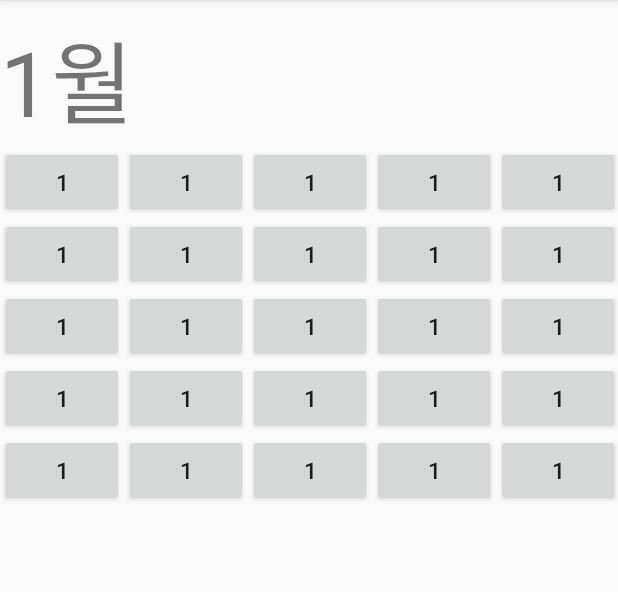
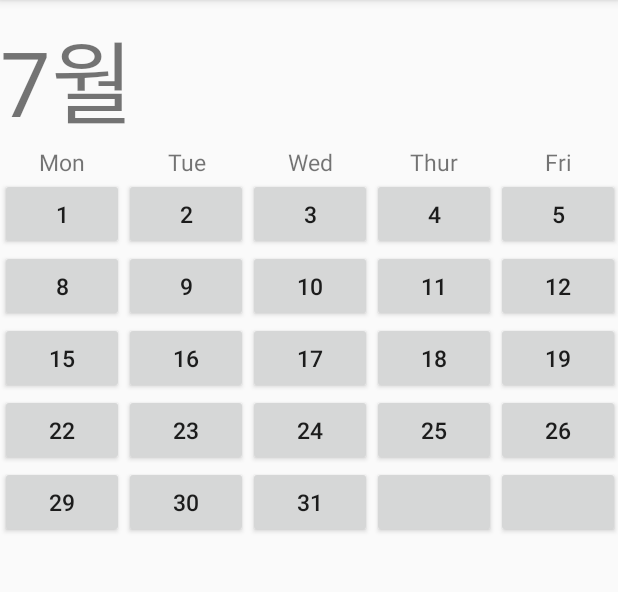
Before and after one commit to dounobts/SunrinThonClient, an Android app: the screen it shows after launch (MainActivity), after a tap on "미래로1", on a phone screen of 412 x 824 dp, the part 84-676 px from its top. Run offline under Robolectric (Android 15) with nearby library versions, the phone set to English and light mode, and no system bars.

Commit message:
add calendar

```diff
--- a/app/src/main/java/com/example/sunrinthonclient/CalendarPagerAdapter.java
+++ b/app/src/main/java/com/example/sunrinthonclient/CalendarPagerAdapter.java
@@ -3,17 +3,28 @@ package com.example.sunrinthonclient;
 import android.content.Context;
 import android.support.annotation.NonNull;
 import android.support.v4.view.PagerAdapter;
+import android.support.v4.view.ViewPager;
+import android.util.Log;
 import android.view.LayoutInflater;
 import android.view.View;
 import android.view.ViewGroup;
+import android.widget.Button;
 import android.widget.TextView;
+
+import com.example.sunrinthonclient.Activities.MainActivity;
+
+import java.text.SimpleDateFormat;
+import java.util.ArrayList;
+import java.util.Calendar;
+import java.util.Date;
+import java.util.GregorianCalendar;
 
 public class CalendarPagerAdapter extends PagerAdapter {
 
     private Context mContext = null ;
 
     public CalendarPagerAdapter(Context context) {
-        mContext = context ;
+        mContext = context;
     }
 
     @Override
@@ -25,11 +36,82 @@ public class CalendarPagerAdapter extends PagerAdapter {
             view = inflater.inflate(R.layout.calendar_pager_layout, container, false);
             TextView textView = (TextView) view.findViewById(R.id.text) ;
             textView.setText(position + 1 + "월") ;
+            setCalendar(view, position);
         }
-
         container.addView(view) ;
 
         return view ;
+    }
+
+    private void setCalendar(View view, final int month) {
+        Calendar nowCalendar = Calendar.getInstance();
+        final int year = nowCalendar.get(Calendar.YEAR);
+
+        Calendar calendar = new GregorianCalendar(year, month, 1);
+        int nowDay = 1;
+        int firstWeek = calendar.get(Calendar.DAY_OF_WEEK);
+        int maxDay = calendar.getActualMaximum(Calendar.DATE);
+        int index = firstWeek - 2;
+
+        if (firstWeek == 1) {
+            index = 0;
+            nowDay = 2;
+        }
+        if (firstWeek == 7) {
+            index = 0;
+            nowDay = 3;
+        }
+
+        ArrayList<Button> buttons = new ArrayList<>();
+        buttons.add((Button)view.findViewById(R.id.date1));
+        buttons.add((Button)view.findViewById(R.id.date2));
+        buttons.add((Button)view.findViewById(R.id.date3));
+        buttons.add((Button)view.findViewById(R.id.date4));
+        buttons.add((Button)view.findViewById(R.id.date5));
+        buttons.add((Button)view.findViewById(R.id.date6));
+        buttons.add((Button)view.findViewById(R.id.date7));
+        buttons.add((Button)view.findViewById(R.id.date8));
+        buttons.add((Button)view.findViewById(R.id.date9));
+        buttons.add((Button)view.findViewById(R.id.date10));
+        buttons.add((Button)view.findViewById(R.id.date11));
+        buttons.add((Button)view.findViewById(R.id.date12));
+        buttons.add((Button)view.findViewById(R.id.date13));
+        buttons.add((Button)view.findViewById(R.id.date14));
+        buttons.add((Button)view.findViewById(R.id.date15));
+        buttons.add((Button)view.findViewById(R.id.date16));
+        buttons.add((Button)view.findViewById(R.id.date17));
+        buttons.add((Button)view.findViewById(R.id.date18));
+        buttons.add((Button)view.findViewById(R.id.date19));
+        buttons.add((Button)view.findViewById(R.id.date20));
+        buttons.add((Button)view.findViewById(R.id.date21));
+        buttons.add((Button)view.findViewById(R.id.date22));
+        buttons.add((Button)view.findViewById(R.id.date23));
+        buttons.add((Button)view.findViewById(R.id.date24));
+        buttons.add((Button)view.findViewById(R.id.date25));
+
+        while (nowDay <= maxDay){
+            buttons.get(index).setText("" + nowDay);
+
+            index++;
+
+            if (index % 5 == 0) {
+                nowDay += 2;
+            }
+            nowDay++;
+        }
+
+        for (Button button : buttons) {
+            button.setOnClickListener(new View.OnClickListener() {
+                @Override
+                public void onClick(View view) {
+                    Log.i("calendar", "year : " + year);
+                    Log.i("calendar", "month : " + month);
+                    Log.i("calendar", "day : " + ((TextView)view).getText().toString());
+
+                    new SelectTimeDialog(mContext).show();
+                }
+            });
+        }
     }
 
     @Override
--- a/app/src/main/java/com/example/sunrinthonclient/Fragments/SelectDateFragment.java
+++ b/app/src/main/java/com/example/sunrinthonclient/Fragments/SelectDateFragment.java
@@ -12,6 +12,11 @@ import android.widget.Button;
 import com.example.sunrinthonclient.CalendarPagerAdapter;
 import com.example.sunrinthonclient.R;
 
+import java.util.ArrayList;
+import java.util.Calendar;
+import java.util.Date;
+import java.util.GregorianCalendar;
+
 public class SelectDateFragment extends Fragment {
     View view;
     ViewPager viewPager;
@@ -19,10 +24,17 @@ public class SelectDateFragment extends Fragment {
     @Override
     public View onCreateView(LayoutInflater inflater, ViewGroup container, Bundle savedInstanceState) {
         view = inflater.inflate(R.layout.fragment_select_date, container, false);
+
         viewPager = view.findViewById(R.id.calandar_viewPager);
         CalendarPagerAdapter calendarPagerAdapter = new CalendarPagerAdapter(getContext());
         viewPager.setAdapter(calendarPagerAdapter);
+        setCalendar();
 
         return view;
     }
+
+    private void setCalendar() {
+        Calendar nowCalendar = Calendar.getInstance();
+        viewPager.setCurrentItem(nowCalendar.get(Calendar.MONTH));
+    }
 }
--- a/app/src/main/res/layout/calendar_pager_layout.xml
+++ b/app/src/main/res/layout/calendar_pager_layout.xml
@@ -17,136 +17,163 @@
         android:layout_weight="1"
         android:shrinkColumns="0, 1, 2, 3, 4">
         <TableRow>
+            <TextView
+                android:text="Mon"
+                android:textSize="15sp"
+                android:id="@+id/week_mon"
+                android:gravity="center"/>
+            <TextView
+                android:text="Tue"
+                android:textSize="15sp"
+                android:id="@+id/week_tue"
+                android:gravity="center"/>
+            <TextView
+                android:text="Wed"
+                android:textSize="15sp"
+                android:id="@+id/week_wed"
+                android:gravity="center"/>
+            <TextView
+                android:text="Thur"
+                android:textSize="15sp"
+                android:id="@+id/week_thur"
+                android:gravity="center"/>
+            <TextView
+                android:text="Fri"
+                android:textSize="15sp"
+                android:id="@+id/week_fri"
+                android:gravity="center"/>
+        </TableRow>
+        <TableRow>
             <Button
-                android:text="1"
+                android:text=""
                 android:textSize="15sp"
                 android:id="@+id/date1"
                 android:gravity="center"/>
             <Button
-                android:text="1"
+                android:text=""
                 android:textSize="15sp"
                 android:id="@+id/date2"
                 android:gravity="center"/>
             <Button
-                android:text="1"
+                android:text=""
                 android:textSize="15sp"
                 android:id="@+id/date3"
                 android:gravity="center"/>
             <Button
-                android:text="1"
+                android:text=""
                 android:textSize="15sp"
                 android:id="@+id/date4"
                 android:gravity="center"/>
             <Button
-                android:text="1"
+                android:text=""
                 android:textSize="15sp"
                 android:id="@+id/date5"
                 android:gravity="center"/>
         </TableRow>
         <TableRow>
             <Button
-                android:text="1"
+                android:text=""
                 android:textSize="15sp"
                 android:id="@+id/date6"
                 android:gravity="center"/>
             <Button
-                android:text="1"
+                android:text=""
                 android:textSize="15sp"
                 android:id="@+id/date7"
                 android:gravity="center"/>
             <Button
-                android:text="1"
+                android:text=""
                 android:textSize="15sp"
                 android:id="@+id/date8"
                 android:gravity="center"/>
             <Button
-                android:text="1"
+                android:text=""
                 android:textSize="15sp"
                 android:id="@+id/date9"
                 android:gravity="center"/>
             <Button
-                android:text="1"
+                android:text=""
                 android:textSize="15sp"
                 android:id="@+id/date10"
                 android:gravity="center"/>
         </TableRow>
         <TableRow>
             <Button
-                android:text="1"
+                android:text=""
                 android:textSize="15sp"
                 android:id="@+id/date11"
                 android:gravity="center"/>
             <Button
-                android:text="1"
+                android:text=""
                 android:textSize="15sp"
                 android:id="@+id/date12"
                 android:gravity="center"/>
             <Button
-                android:text="1"
+                android:text=""
                 android:textSize="15sp"
                 android:id="@+id/date13"
                 android:gravity="center"/>
             <Button
-                android:text="1"
+                android:text=""
                 android:textSize="15sp"
                 android:id="@+id/date14"
                 android:gravity="center"/>
             <Button
-                android:text="1"
+                android:text=""
                 android:textSize="15sp"
                 android:id="@+id/date15"
                 android:gravity="center"/>
         </TableRow>
         <TableRow>
             <Button
-                android:text="1"
+                android:text=""
                 android:textSize="15sp"
                 android:id="@+id/date16"
                 android:gravity="center"/>
             <Button
-                android:text="1"
+                android:text=""
                 android:textSize="15sp"
                 android:id="@+id/date17"
                 android:gravity="center"/>
             <Button
-                android:text="1"
+                android:text=""
                 android:textSize="15sp"
                 android:id="@+id/date18"
                 android:gravity="center"/>
             <Button
-                android:text="1"
+                android:text=""
                 android:textSize="15sp"
                 android:id="@+id/date19"
                 android:gravity="center"/>
             <Button
-                android:text="1"
+                android:text=""
                 android:textSize="15sp"
                 android:id="@+id/date20"
                 android:gravity="center"/>
         </TableRow>
         <TableRow>
             <Button
-                android:text="1"
+                android:text=""
                 android:textSize="15sp"
                 android:id="@+id/date21"
                 android:gravity="center"/>
             <Button
-                android:text="1"
+                android:text=""
                 android:textSize="15sp"
                 android:id="@+id/date22"
                 android:gravity="center"/>
             <Button
-                android:text="1"
+                android:text=""
                 android:textSize="15sp"
                 android:id="@+id/date23"
                 android:gravity="center"/>
             <Button
-                android:text="1"
+                android:text=""
                 android:textSize="15sp"
                 android:id="@+id/date24"
                 android:gravity="center"/>
             <Button
-                android:text="1"
+                android:text=""
                 android:textSize="15sp"
                 android:id="@+id/date25"
                 android:gravity="center"/>
```
Also changed, not shown: app/src/main/java/com/example/sunrinthonclient/SelectTimeDialog.java (added, +50 -0 lines), app/src/main/res/layout/select_dialog_layout.xml (added, +55 -0 lines).
